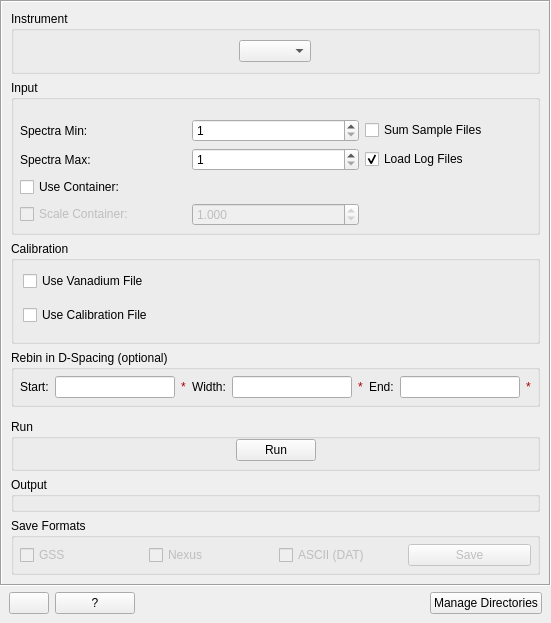
This is qt/scientific_interfaces/Indirect/Diffraction/DiffractionReduction.ui in mantidproject/mantid as Qt 5 draws it before an edit. The edited form follows.
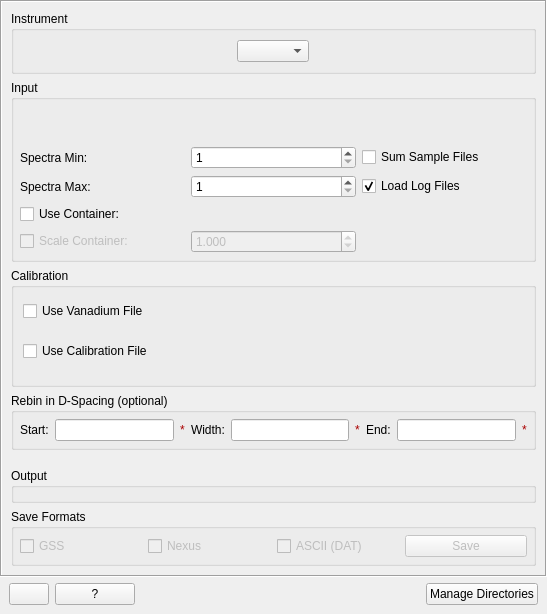
This is the edited form. Custom widgets are drawn as their Qt base class.

```diff
--- a/qt/scientific_interfaces/Indirect/Diffraction/DiffractionReduction.ui
+++ b/qt/scientific_interfaces/Indirect/Diffraction/DiffractionReduction.ui
@@ -6,8 +6,8 @@
    <rect>
     <x>0</x>
     <y>0</y>
-    <width>551</width>
-    <height>623</height>
+    <width>547</width>
+    <height>614</height>
    </rect>
   </property>
   <property name="windowTitle">
@@ -40,8 +40,8 @@
         <rect>
          <x>0</x>
          <y>0</y>
-         <width>526</width>
-         <height>647</height>
+         <width>543</width>
+         <height>570</height>
         </rect>
        </property>
        <layout class="QVBoxLayout" name="verticalLayout">
@@ -423,64 +423,7 @@
          </widget>
         </item>
         <item>
-         <widget class="QGroupBox" name="groupBox">
-          <property name="title">
-           <string>Run</string>
-          </property>
-          <layout class="QHBoxLayout" name="horizontalLayout_5">
-           <property name="spacing">
-            <number>0</number>
-           </property>
-           <property name="leftMargin">
-            <number>0</number>
-           </property>
-           <property name="topMargin">
-            <number>0</number>
-           </property>
-           <property name="rightMargin">
-            <number>0</number>
-           </property>
-           <property name="bottomMargin">
-            <number>7</number>
-           </property>
-           <item>
-            <spacer name="horizontalSpacer_2">
-             <property name="orientation">
-              <enum>Qt::Horizontal</enum>
-             </property>
-             <property name="sizeHint" stdset="0">
-              <size>
-               <width>40</width>
-               <height>20</height>
-              </size>
-             </property>
-            </spacer>
-           </item>
-           <item>
-            <widget class="QPushButton" name="pbRun">
-             <property name="enabled">
-              <bool>true</bool>
-             </property>
-             <property name="text">
-              <string>Run</string>
-             </property>
-            </widget>
-           </item>
-           <item>
-            <spacer name="horizontalSpacer_3">
-             <property name="orientation">
-              <enum>Qt::Horizontal</enum>
-             </property>
-             <property name="sizeHint" stdset="0">
-              <size>
-               <width>40</width>
-               <height>20</height>
-              </size>
-             </property>
-            </spacer>
-           </item>
-          </layout>
-         </widget>
+         <widget class="MantidQt::CustomInterfaces::RunView" name="runWidget" native="true"/>
         </item>
         <item>
          <widget class="QGroupBox" name="gbOutput">
@@ -659,6 +602,12 @@
    <extends>QWidget</extends>
    <header>MantidQtWidgets/Common/FileFinderWidget.h</header>
   </customwidget>
+  <customwidget>
+   <class>MantidQt::CustomInterfaces::RunView</class>
+   <extends>QWidget</extends>
+   <header>MantidQtWidgets/Spectroscopy/RunWidget/RunView.h</header>
+   <container>1</container>
+  </customwidget>
  </customwidgets>
  <tabstops>
   <tabstop>iicInstrumentConfiguration</tabstop>
```
Left out of the diff: 2 changed lines with no effect on the pictures.
